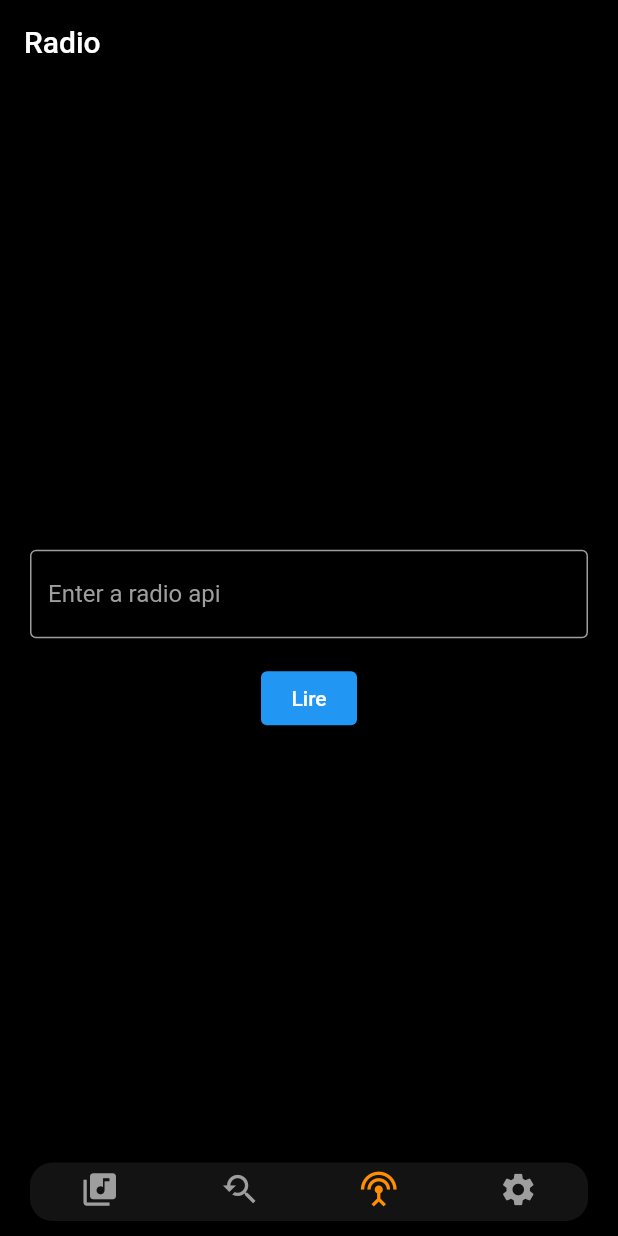
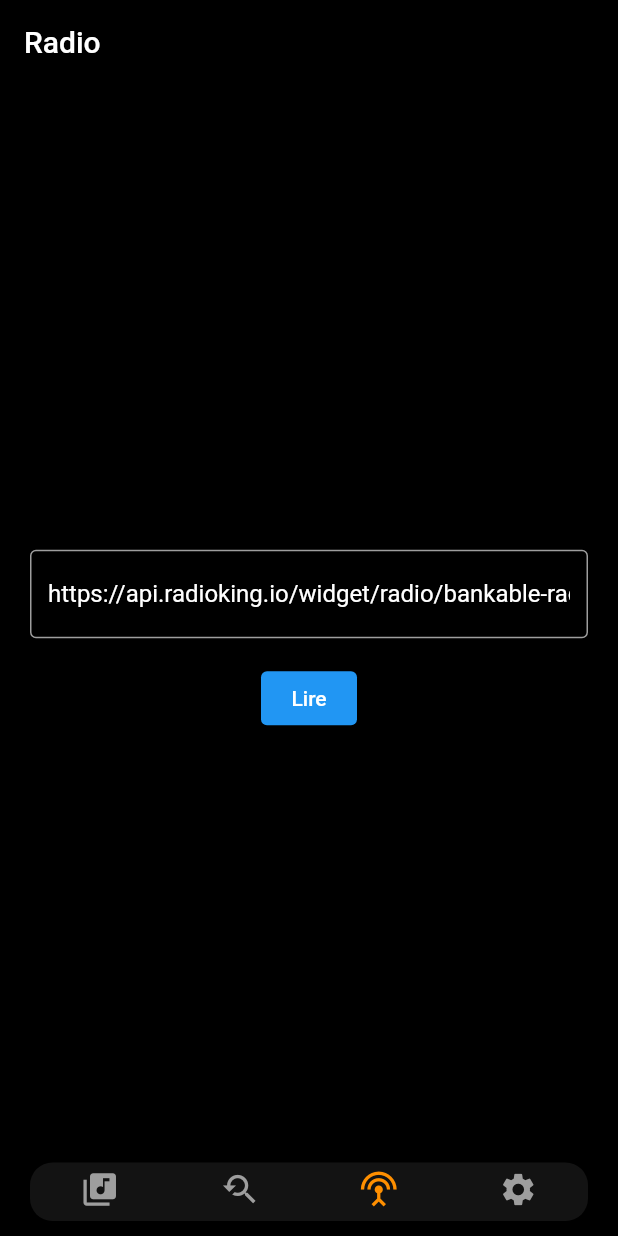
Before and after one commit to LeonhardtFR/Flutter, a Flutter app: the screen it shows after launch, item 3 of the bottom bar chosen, after a tap on "Lire", on a phone screen of 412 x 824 dp. Run offline on Flutter 3.47's test engine with Material 2 defaults, Android fonts, the phone set to English and light mode, and no system bars; drawn by our look-alikes of persistent_bottom_nav_bar; our stand-ins replace audio_service, flutter_animate, get, just_audio, just_audio_background, marquee and 3 more; network calls fail.

Commit message:
Radio en cours ...

```diff
--- a/lib/Screens/Radio/radio.dart
+++ b/lib/Screens/Radio/radio.dart
@@ -1,8 +1,11 @@
+import 'dart:async';
+
+import 'package:audio_service/audio_service.dart';
+import 'package:flutter/material.dart';
+import 'package:just_audio/just_audio.dart';
+import 'package:just_audio_background/just_audio_background.dart';
+import 'package:http/http.dart' as http;
 import 'dart:convert';
-import 'package:flutter/material.dart';
-import 'package:on_audio_query/on_audio_query.dart';
-import 'package:osbrosound/Screens/Player/MiniPlayer.dart';
-import 'package:http/http.dart' as http;
 
 class radioScreen extends StatefulWidget {
   const radioScreen({Key? key}) : super(key: key);
@@ -11,70 +14,87 @@ class radioScreen extends StatefulWidget {
   State<radioScreen> createState() => _radioScreenState();
 }
 
- const String apiUrl = 'https://api.radioking.io/widget/radio/bankable-radio/track/current';
+class _radioScreenState extends State<radioScreen> {
+  final TextEditingController controllerUrl = TextEditingController(text: 'https://api.radioking.io/widget/radio/bankable-radio/track/current');
+  static const url = 'https://listen.radioking.com/radio/242578/stream/286663';
 
-Future<String> getCurrentTrack(String apiUrl) async {
-  final response = await http.get(Uri.parse(apiUrl));
-  if (response.statusCode == 200) {
-    final jsonBody = json.decode(response.body);
-    final track = jsonBody['title'];
-    final artist = jsonBody['artist'];
-    return '$track - $artist';
-  } else {
-    throw Exception('Failed to fetch current track');
+  late AudioPlayer radioPlayer;
+  bool _isPlaying = false;
+
+  StreamController<Map<String, dynamic>> _metadataController = StreamController<Map<String, dynamic>>.broadcast();
+
+  @override
+  void initState() {
+    super.initState();
+    _initAudioPlayer();
+    getCurrentTrackMetadata();
   }
-}
 
-class _radioScreenState extends State<radioScreen> {
-  final TextEditingController controller = TextEditingController(text: '');
-  List<SongModel> songs = [];
-  final OnAudioQuery audioQuery = OnAudioQuery();
+  void _startMetadataUpdates() {
+    Timer.periodic(const Duration(seconds: 10), (timer) async {
+      try {
+        final newMetadata = await getCurrentTrackMetadata();
+        _metadataController.add(newMetadata);
+      } catch (e) {
+        print("Erreur lors de la récupération des métadonnées : $e");
+      }
+    });
+  }
+
+
+  // Recuperation des données de la radio (titres, artistes, etc)
+  Future getCurrentTrackMetadata() async {
+    final response = await http.get(Uri.parse('https://api.radioking.io/widget/radio/bankable-radio/track/current'));
+    if (response.statusCode == 200) {
+      final jsonResponse = json.decode(response.body);
+
+      try {
+        final metadata = await jsonResponse;
+        final trackTitle = metadata['title'];
+        final trackArtist = metadata['artist'];
+
+        ScaffoldMessenger.of(context).showSnackBar(
+          SnackBar(
+            content: Text('Titre: $trackTitle - Artiste: $trackArtist'),
+          ),
+        );
+      } catch (e) {
+        ScaffoldMessenger.of(context).showSnackBar(
+          SnackBar(
+            content: Text('Erreur lors de la récupération des métadonnées'),
+          ),
+        );
+      }
+    } else {
+      ScaffoldMessenger.of(context).showSnackBar(
+        SnackBar(
+          content: Text('Erreur lors de la récupération des métadonnées'),
+        ),
+      );
+    }
+  }
 
 
 
 
-  void initState() {
-    super.initState();
-    // _flutterRadioPlayer.initPlayer();
-    getCurrentTrack(apiUrl);
+
+  _initAudioPlayer() {
+    radioPlayer = AudioPlayer();
+    radioPlayer.setUrl(url);
+
+    final mediaItem = MediaItem(
+            id: url,
+            title: "Radio Stream",
+    );
+
+    radioPlayer.setAudioSource(AudioSource.uri(Uri.parse(url),
+        tag: mediaItem));
+
+    _startMetadataUpdates();
   }
-
-  // Future<void> _getCurrentTrack() async {
-  //   try {
-  //     final currentTrack = await getCurrentTrack(apiUrl);
-  //     setState(() {
-  //       songs = [SongModel(title: currentTrack, artist: 'Radio')];
-  //     });
-  //   } catch (e) {
-  //     print(e);
-  //   }
-  // }
-
-  // final FRPSource frpSource = FRPSource(
-  //   mediaSources: <MediaSources>[
-  //     MediaSources(
-  //         url: "https://api.radioking.io/widget/radio/bankable-radio/track/current", // dummy url
-  //         description: "Stream with ICY",
-  //         isPrimary: true,
-  //         title: "Z Fun hundred",
-  //         isAac: true
-  //     ),
-  //     MediaSources(
-  //         url: "https://api.radioking.io/widget/radio/bankable-radio/track/current", // dummy url
-  //         description: "Hiru FM Sri Lanka",
-  //         isPrimary: false,
-  //         title: "HiruFM",
-  //         isAac: false
-  //     ),
-  //   ],
-  // );
-
 
   @override
   Widget build(BuildContext context) {
-    final radios = audioQuery.querySongs(uriType: UriType.EXTERNAL);
-    final radioUrl = radios.then((value) => value[0].data);
-
     return Container(
       child: Column(
         children: [
@@ -89,10 +109,10 @@ class _radioScreenState extends State<radioScreen> {
                 child: Column(
                   mainAxisAlignment: MainAxisAlignment.center,
                   children: [
-                     Padding(
+                    Padding(
                       padding: const EdgeInsets.symmetric(horizontal: 20),
                       child: TextField(
-                        controller: controller,
+                        controller: controllerUrl,
                         decoration: const InputDecoration(
                           hintText: 'Enter a radio api',
                           hintStyle: TextStyle(
@@ -114,7 +134,15 @@ class _radioScreenState extends State<radioScreen> {
                     ElevatedButton(
                       child: const Text('Lire'),
                       onPressed: () {
-                        MiniPlayer().mini(context, radioUrl.toString(), songs);
+                        setState(() {
+                          _isPlaying = !_isPlaying;
+                        });
+
+                        if (_isPlaying) {
+                          radioPlayer.play();
+                        } else {
+                          radioPlayer.pause();
+                        }
                       },
                     ),
                   ],
--- a/lib/main.dart
+++ b/lib/main.dart
@@ -12,6 +12,7 @@ import 'package:osbrosound/Services/service_locator.dart';
 // }
 
 Future<void> main() async {
+  WidgetsFlutterBinding.ensureInitialized();
   await JustAudioBackground.init(
     androidNotificationChannelId: 'com.ryanheise.bg_demo.channel.audio',
     androidNotificationChannelName: 'OsbroSound',
```
Also changed, not shown: 2 other files.
